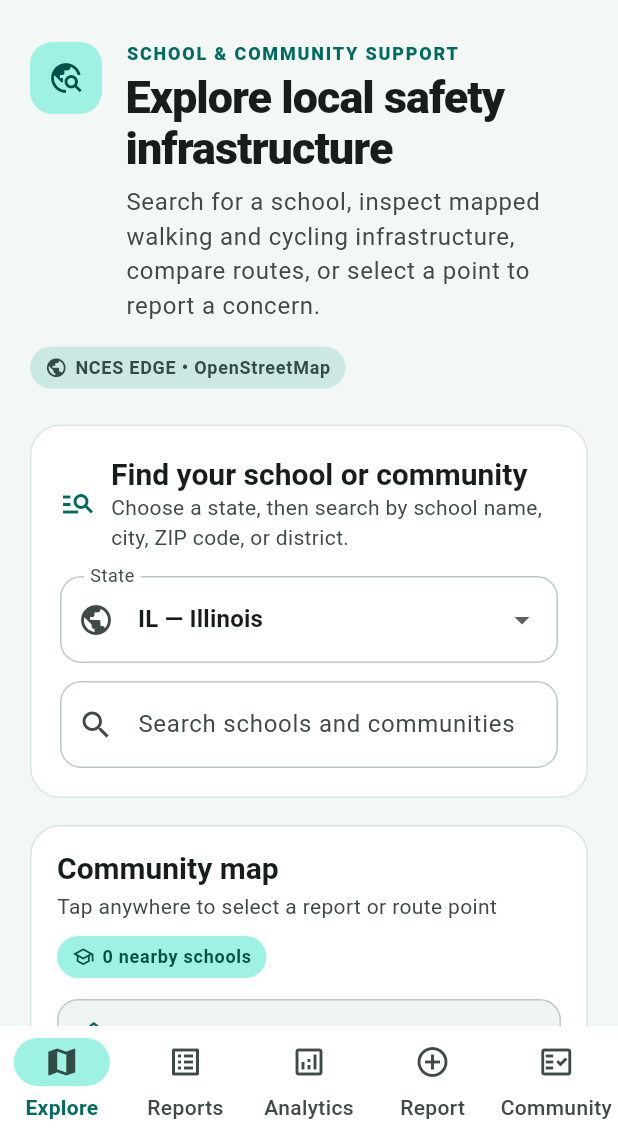
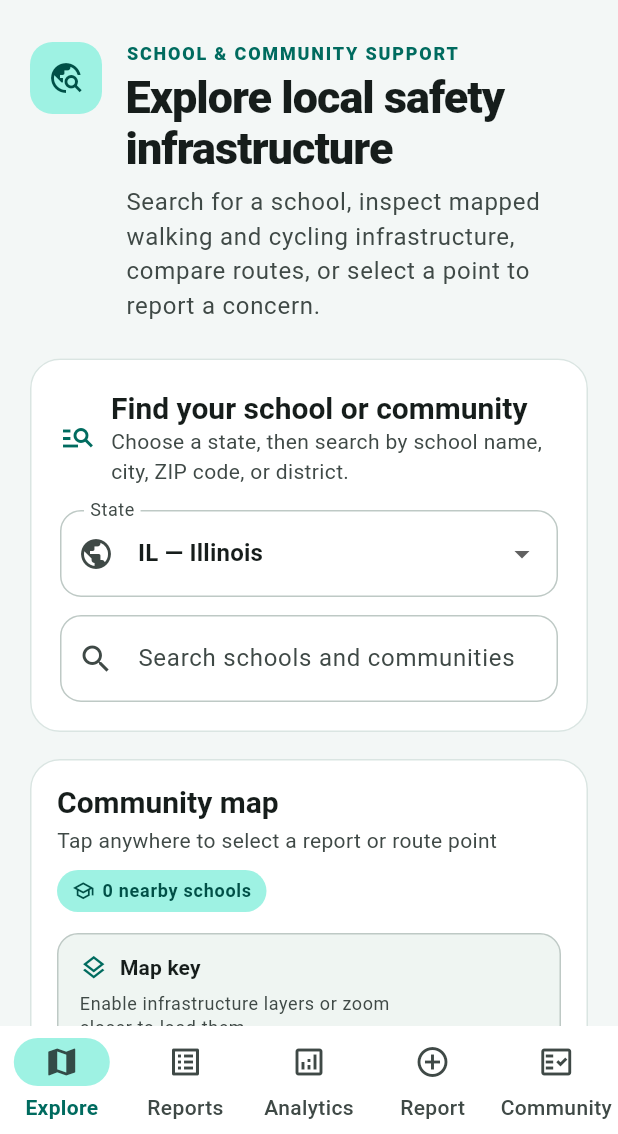
Before and after one commit to Arjan-sj/congressional-app-challenge-, a Flutter app: the screen it shows after launch, on a phone screen of 412 x 824 dp, the part 102-1236 px from its top. Run offline on Flutter 3.47's test engine with Material 3 defaults, Android fonts, the light colour scheme and no system bars; our stand-ins replace csv, fl_chart, flutter_map, geolocator, image_picker, latlong2 and 3 more; missing offline and left inert: excel, file_saver; accounts and stored records are empty.

Commit message:
Remove NCES EDGE badge from Explore header

```diff
--- a/lib/screens/explore_screen.dart
+++ b/lib/screens/explore_screen.dart
@@ -1194,10 +1194,6 @@ class _ExploreScreenState extends State<ExploreScreen> {
                   title: 'Explore local safety infrastructure',
                   description: 'Search for a school, inspect mapped walking and cycling infrastructure, compare routes, or select a point to report a concern.',
                   icon: Icons.travel_explore,
-                  trailing: StatusPill(
-                    label: 'NCES EDGE • OpenStreetMap',
-                    icon: Icons.public,
-                  ),
                 ),
                 const SizedBox(height: 24),
                 SectionCard(
```
